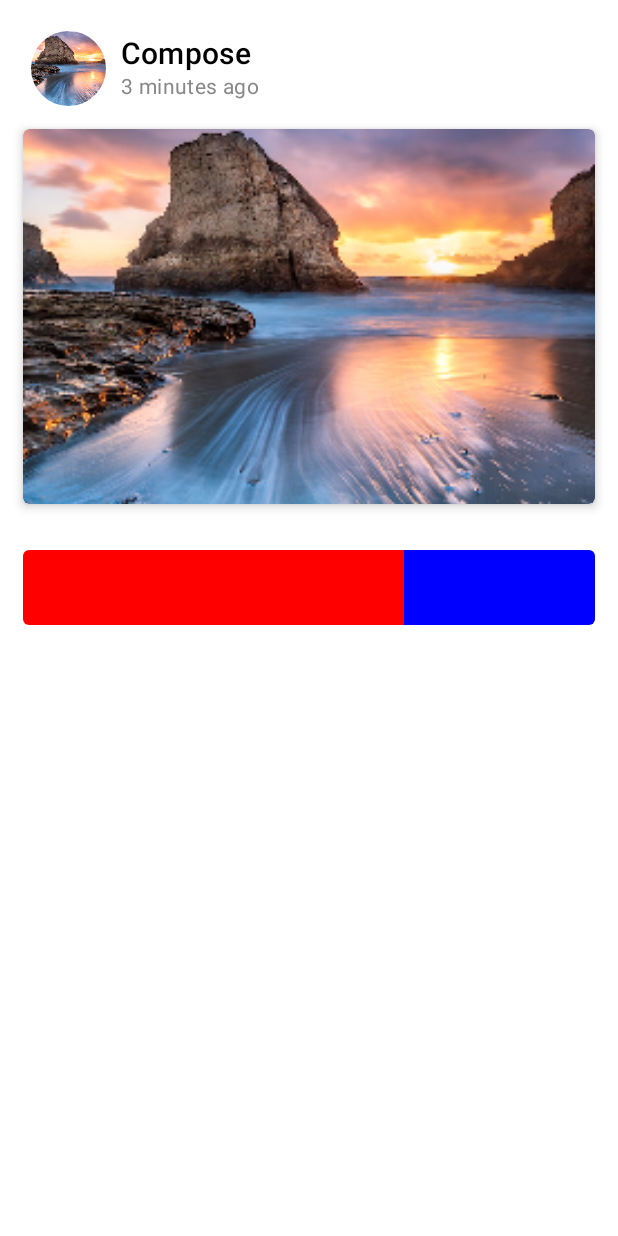
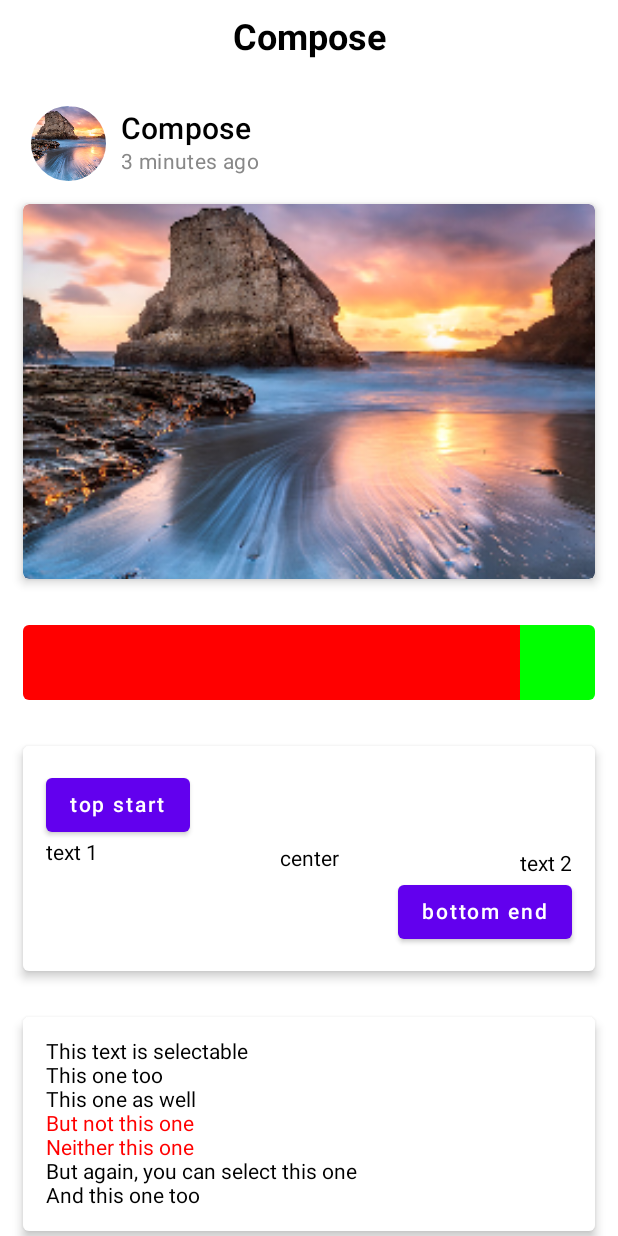
Before and after one commit to lavalike/compose-samples, an Android app built with Jetpack Compose: the screen it shows after launch (MainActivity), on a phone screen of 412 x 824 dp. Run offline under Robolectric (Android 15) with nearby library versions, the phone set to English and light mode, and no system bars; our stand-ins replace constraintlayout-compose.

Commit message:
add examples

```diff
--- a/app/build.gradle
+++ b/app/build.gradle
@@ -44,17 +44,14 @@ android {
 }
 
 dependencies {
-
     implementation 'androidx.core:core-ktx:1.3.2'
-    implementation 'androidx.appcompat:appcompat:1.2.0'
+    implementation 'androidx.appcompat:appcompat:1.3.0'
     implementation 'com.google.android.material:material:1.3.0'
     implementation "androidx.compose.ui:ui:$compose_version"
     implementation "androidx.compose.material:material:$compose_version"
     implementation "androidx.compose.ui:ui-tooling:$compose_version"
     implementation 'androidx.lifecycle:lifecycle-runtime-ktx:2.3.1'
     implementation 'androidx.activity:activity-compose:1.3.0-alpha06'
-    testImplementation 'junit:junit:4.+'
-    androidTestImplementation 'androidx.test.ext:junit:1.1.2'
-    androidTestImplementation 'androidx.test.espresso:espresso-core:3.3.0'
-    androidTestImplementation "androidx.compose.ui:ui-test-junit4:$compose_version"
+
+    implementation "androidx.constraintlayout:constraintlayout-compose:1.0.0-alpha07"
 }
--- a/app/src/main/AndroidManifest.xml
+++ b/app/src/main/AndroidManifest.xml
@@ -8,12 +8,11 @@
         android:label="@string/app_name"
         android:roundIcon="@mipmap/ic_launcher_round"
         android:supportsRtl="true"
-        android:theme="@style/Theme.Composesamples">
+        android:theme="@style/AppTheme">
         <activity
             android:name=".MainActivity"
             android:exported="true"
-            android:label="@string/app_name"
-            android:theme="@style/Theme.Composesamples.NoActionBar">
+            android:label="@string/app_name">
             <intent-filter>
                 <action android:name="android.intent.action.MAIN" />
 
--- a/app/src/main/java/com/compose/samples/MainActivity.kt
+++ b/app/src/main/java/com/compose/samples/MainActivity.kt
@@ -4,15 +4,13 @@ import android.os.Bundle
 import android.widget.Toast
 import androidx.activity.ComponentActivity
 import androidx.activity.compose.setContent
-import androidx.compose.foundation.Image
-import androidx.compose.foundation.background
-import androidx.compose.foundation.clickable
+import androidx.compose.foundation.*
 import androidx.compose.foundation.layout.*
 import androidx.compose.foundation.shape.CircleShape
 import androidx.compose.foundation.shape.RoundedCornerShape
-import androidx.compose.material.Card
-import androidx.compose.material.MaterialTheme
-import androidx.compose.material.Text
+import androidx.compose.foundation.text.selection.DisableSelection
+import androidx.compose.foundation.text.selection.SelectionContainer
+import androidx.compose.material.*
 import androidx.compose.runtime.Composable
 import androidx.compose.ui.Alignment
 import androidx.compose.ui.Modifier
@@ -20,20 +18,154 @@ import androidx.compose.ui.draw.clip
 import androidx.compose.ui.graphics.Color
 import androidx.compose.ui.layout.ContentScale
 import androidx.compose.ui.res.painterResource
+import androidx.compose.ui.text.font.FontWeight
+import androidx.compose.ui.text.style.TextAlign
 import androidx.compose.ui.unit.dp
+import androidx.constraintlayout.compose.ConstraintLayout
 
 /**
  * MainActivity
  * Created by wangzhen on 2021/6/12.
  */
 class MainActivity : ComponentActivity() {
+
     override fun onCreate(savedInstanceState: Bundle?) {
         super.onCreate(savedInstanceState)
         setContent {
-            Column {
-                FeedCard()
-                Spacer(modifier = Modifier.size(15.dp))
-                BoxWeight()
+            HomeScreen()
+        }
+    }
+
+    @Composable
+    fun HomeScreen() {
+        Scaffold(
+            topBar = {
+                CreateTopBar()
+            },
+            drawerContent = {
+                CreateDrawer()
+            },
+            content = {
+                CreateContent()
+            }
+        )
+    }
+
+    @Composable
+    private fun CreateDrawer() {
+        Box(
+            modifier = Modifier
+                .width(300.dp)
+                .fillMaxHeight()
+                .background(Color.Yellow)
+        )
+    }
+
+    @Composable
+    private fun CreateTopBar() {
+        Row(
+            modifier = Modifier
+                .fillMaxWidth()
+                .height(50.dp),
+            verticalAlignment = Alignment.CenterVertically,
+        ) {
+            Text(
+                text = "Compose",
+                style = MaterialTheme.typography.h5,
+                textAlign = TextAlign.Center,
+                fontWeight = FontWeight.Bold,
+                modifier = Modifier.weight(1f)
+            )
+        }
+    }
+
+    @Composable
+    private fun CreateContent() {
+        val state = rememberScrollState()
+        Column(Modifier.verticalScroll(state)) {
+            FeedCard()
+
+            Spacer(modifier = Modifier.size(15.dp))
+
+            BoxWeight()
+
+            Spacer(modifier = Modifier.size(15.dp))
+
+            CreateConstraint()
+
+            SelectableText()
+        }
+    }
+
+    @Composable
+    fun SelectableText() {
+        Card(elevation = 4.dp, modifier = Modifier.padding(15.dp)) {
+            SelectionContainer {
+                Column(
+                    modifier = Modifier
+                        .fillMaxWidth()
+                        .padding(15.dp)
+                ) {
+                    Text("This text is selectable")
+                    Text("This one too")
+                    Text("This one as well")
+                    DisableSelection {
+                        Text("But not this one", color = Color.Red)
+                        Text("Neither this one", color = Color.Red)
+                    }
+                    Text("But again, you can select this one")
+                    Text("And this one too")
+                }
+            }
+        }
+    }
+
+    @Composable
+    private fun CreateConstraint() {
+        Card(
+            elevation = 4.dp,
+            modifier = Modifier.padding(15.dp)
+        ) {
+            ConstraintLayout(
+                modifier = Modifier
+                    .fillMaxWidth()
+                    .height(150.dp)
+                    .padding(15.dp)
+            ) {
+                val (btn_top_start, text_1, btn_bottom_end, text_2, text_center) = createRefs()
+                Button(
+                    onClick = {},
+                    modifier = Modifier.constrainAs(btn_top_start) {
+                        top.linkTo(parent.top)
+                        start.linkTo(parent.start)
+                    }
+                ) {
+                    Text("top start")
+                }
+
+                Text("text 1", Modifier.constrainAs(text_1) {
+                    top.linkTo(btn_top_start.bottom)
+                    start.linkTo(btn_top_start.start)
+                })
+
+                Button(
+                    onClick = { },
+                    modifier = Modifier.constrainAs(btn_bottom_end) {
+                        bottom.linkTo(parent.bottom)
+                        end.linkTo(parent.end)
+                    }) {
+                    Text("bottom end")
+                }
+
+                Text("text 2",
+                    modifier = Modifier.constrainAs(text_2) {
+                        bottom.linkTo(btn_bottom_end.top)
+                        end.linkTo(btn_bottom_end.end)
+                    })
+
+                Text(text = "center", modifier = Modifier.constrainAs(text_center) {
+                    centerTo(parent)
+                })
             }
         }
     }
@@ -48,31 +180,27 @@ class MainActivity : ComponentActivity() {
         ) {
             Box(
                 modifier = Modifier
-                    .weight(2f)
+                    .weight(1f)
                     .fillMaxHeight()
                     .clip(
                         shape = RoundedCornerShape(topStart = 4.dp, bottomStart = 4.dp)
                     )
                     .background(Color.Red)
                     .clickable {
-                        Toast
-                            .makeText(this@MainActivity, "weight 2", Toast.LENGTH_SHORT)
-                            .show()
+
                     }
             )
             Box(
                 modifier = Modifier
-                    .weight(1f)
+                    .width(50.dp)
                     .fillMaxHeight()
                     .clip(
                         shape = RoundedCornerShape(topEnd = 4.dp, bottomEnd = 4.dp)
                     )
-                    .background(Color.Blue)
                     .clickable {
-                        Toast
-                            .makeText(this@MainActivity, "weight 1", Toast.LENGTH_SHORT)
-                            .show()
+
                     }
+                    .background(Color.Green)
             )
         }
     }
--- a/app/src/main/res/values/strings.xml
+++ b/app/src/main/res/values/strings.xml
@@ -1,3 +1,4 @@
 <resources>
     <string name="app_name">compose-samples</string>
+    <string name="title_activity_photo_grid">PhotoGridActivity</string>
 </resources>
--- a/app/src/main/res/values/themes.xml
+++ b/app/src/main/res/values/themes.xml
@@ -1,25 +1,23 @@
-<resources xmlns:tools="http://schemas.android.com/tools">
+<resources>
     <!-- Base application theme. -->
-    <style name="Theme.Composesamples" parent="Theme.MaterialComponents.DayNight.DarkActionBar">
+    <style name="BaseTheme" parent="Theme.MaterialComponents.DayNight.NoActionBar">
         <!-- Primary brand color. -->
         <item name="colorPrimary">@color/purple_500</item>
         <item name="colorPrimaryVariant">@color/purple_700</item>
         <item name="colorOnPrimary">@color/white</item>
-        <!-- Secondary brand color. -->
-        <item name="colorSecondary">@color/teal_200</item>
-        <item name="colorSecondaryVariant">@color/teal_700</item>
-        <item name="colorOnSecondary">@color/black</item>
-        <!-- Status bar color. -->
-        <item name="android:statusBarColor" tools:targetApi="l">?attr/colorPrimaryVariant</item>
-        <!-- Customize your theme here. -->
+
+        <item name="android:statusBarColor">?attr/colorPrimaryVariant</item>
     </style>
 
-    <style name="Theme.Composesamples.NoActionBar">
+
+    <style name="AppTheme" parent="BaseTheme" />
+
+    <style name="AppTheme.NoActionBar">
         <item name="windowActionBar">false</item>
         <item name="windowNoTitle">true</item>
     </style>
 
-    <style name="Theme.Composesamples.AppBarOverlay" parent="ThemeOverlay.AppCompat.Dark.ActionBar" />
+    <style name="AppTheme.AppBarOverlay" parent="ThemeOverlay.AppCompat.Dark.ActionBar" />
 
-    <style name="Theme.Composesamples.PopupOverlay" parent="ThemeOverlay.AppCompat.Light" />
+    <style name="AppTheme.PopupOverlay" parent="ThemeOverlay.AppCompat.Light" />
 </resources>
```
